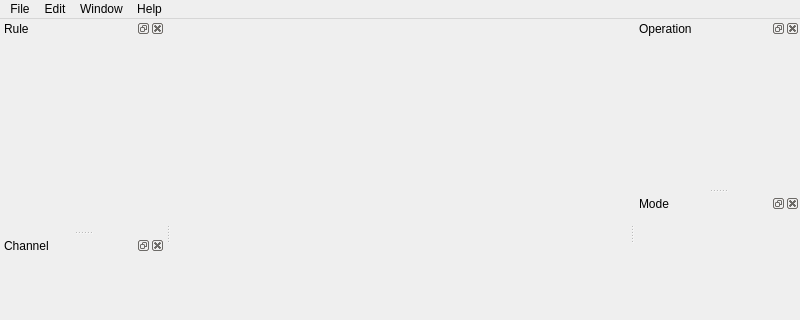
The window that src/main/python/cguis/design/main_window.ui (insad/DigitalPalette) describes before a commit, drawn with Qt 5; both pictures show x 0 to 800 and y 0 to 320 of the 800 by 600 pixel window.
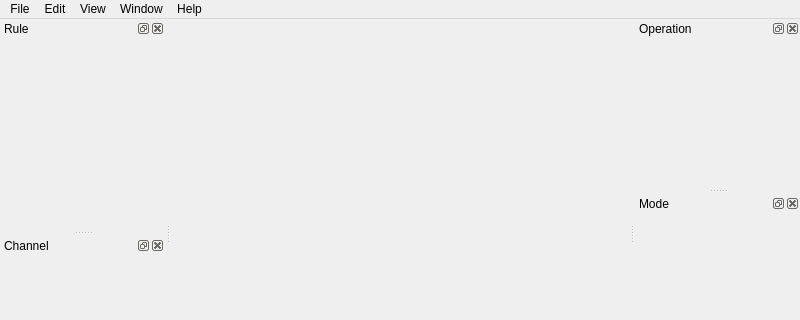
The same window after the commit.

Commit message: Add view actions into menu bar.

What changed in the file:
```diff
--- a/src/main/python/cguis/design/main_window.ui
+++ b/src/main/python/cguis/design/main_window.ui
@@ -84,8 +84,17 @@
     <addaction name="separator"/>
     <addaction name="actionAbout"/>
    </widget>
+   <widget class="QMenu" name="menuView">
+    <property name="title">
+     <string>View</string>
+    </property>
+    <addaction name="actionWheel"/>
+    <addaction name="actionImage"/>
+    <addaction name="actionDepot"/>
+   </widget>
    <addaction name="menuFile"/>
    <addaction name="menuEdit"/>
+   <addaction name="menuView"/>
    <addaction name="menuWindow"/>
    <addaction name="menuHelp"/>
   </widget>
```
Left out of the diff: 19 changed lines with no effect on the pictures. The commit also changes 19 other files.
